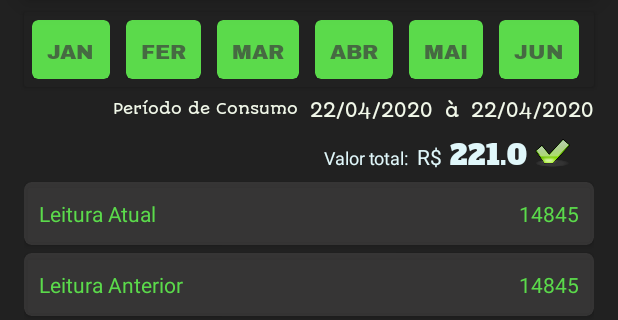
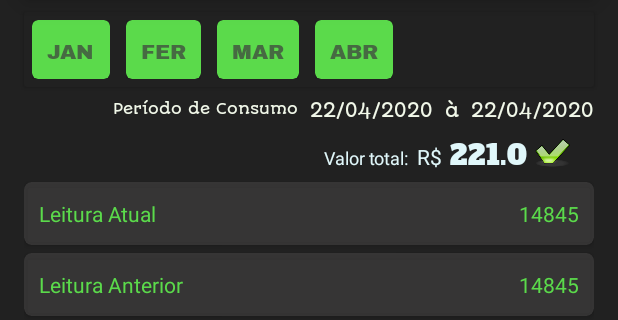
Before and after one commit to Kdiaseng/powerControl, an Android app: the screen it shows after launch (MainActivity), after a tap on "JAN", on a phone screen of 412 x 824 dp, the part 174-494 px from its top. Run offline under Robolectric (Android 15) with nearby library versions, the phone set to English and light mode, and no system bars; our stand-ins replace Room's generated code, navigation-ui; libraries missing offline, so code that uses them is left out: com.github.mikephil.charting; plain views replace BarChart, LineChart; Roboto replaces fonts that are not available here; 24 statements that could not run were skipped.

Commit message:
load data in month selected

```diff
--- a/app/src/main/java/com/aplicativo/powercontrol/HomeFragment.kt
+++ b/app/src/main/java/com/aplicativo/powercontrol/HomeFragment.kt
@@ -17,8 +17,10 @@ import androidx.recyclerview.widget.StaggeredGridLayoutManager
 import com.aplicativo.powercontrol.adapter.MonthAdapter
 import com.aplicativo.powercontrol.database.AppDataBase
 import com.aplicativo.powercontrol.domain.ElectricityBill
+import com.aplicativo.powercontrol.dto.ElectricityBillDto
 import com.aplicativo.powercontrol.dto.MesDto
 import com.aplicativo.powercontrol.dto.YearAndMonthNumberArgsDto
+import com.aplicativo.powercontrol.utils.DateFacilitator
 import com.github.mikephil.charting.charts.BarChart
 import com.github.mikephil.charting.charts.LineChart
 import com.github.mikephil.charting.data.*
@@ -36,11 +38,12 @@ class HomeFragment : Fragment(), MonthAdapter.OnMonthListener {
 
     var navController: NavController? = null
     private var electricityBill : ElectricityBill? = null
-
+    var listMonth = ArrayList<MesDto>()
+    private var listValues = ArrayList<ElectricityBillDto>()
+    private var mesDto  = MesDto(getNumberCurrentMonth(), "2020")
 
     companion object {
         val YEARS = listOf("2018", "2019", "2020")
-        val MONTH = listOf("JAN", "FER", "MAR", "ABR", "MAI", "JUN")
     }
 
     override fun onCreateView(
@@ -58,15 +61,12 @@ class HomeFragment : Fragment(), MonthAdapter.OnMonthListener {
 
     override fun onActivityCreated(savedInstanceState: Bundle?) {
         super.onActivityCreated(savedInstanceState)
-        val calendar = Calendar.getInstance()
-        val df1 = SimpleDateFormat("MM", Locale("pt", "BR"))
-        val month1 = df1.format(calendar.time)
-        showDataInScreen()
-
+        showDataInScreen(mesDto.number, 2020)
         val adapter =
             ArrayAdapter(requireContext(), android.R.layout.simple_dropdown_item_1line, YEARS)
         autoCompleteTextView_year.setAdapter(adapter)
 
+        loadLists()
 
         if ((activity as MainActivity).supportActionBar!!.isShowing) {
             (activity as MainActivity).supportActionBar!!.hide()
@@ -83,15 +83,15 @@ class HomeFragment : Fragment(), MonthAdapter.OnMonthListener {
         floatingActionButtonAddOrUpdate.setOnClickListener {
             if (isSave()){
                 val action = HomeFragmentDirections.actionHomeFragmentToRegisterCountPowerFragment()
-                action.yearAndMonthNumber = YearAndMonthNumberArgsDto(MesDto(4, "ABR"), 2020)
+                action.yearAndMonthNumber = YearAndMonthNumberArgsDto(mesDto, 2020)
                  Navigation.findNavController(it).navigate(action)
             }
         }
 
     }
 
-     private fun showDataInScreen() {
-       val obj =  AppDataBase(requireActivity()).electricityBillDao().getElectricityBillAllByMonthNumber(4,2020)
+     private fun showDataInScreen(monthNumber: Int, year: Int) {
+       val obj =  AppDataBase(requireActivity()).electricityBillDao().getElectricityBillAllByMonthNumber(monthNumber,year)
          if (obj != null){
              card_data_energy.textView_card_read_current.text = getString(R.string.kilowatt_hour, obj.currentReading)
              card_data_energy.textView_card_read_last.text = getString(R.string.kilowatt_hour,0)
@@ -107,33 +107,9 @@ class HomeFragment : Fragment(), MonthAdapter.OnMonthListener {
     }
 
     private fun plotLineChart(lineChart: LineChart?) {
-
         val entries = ArrayList<Entry>()
-        entries.add(Entry(8f, 0))
-        entries.add(Entry(2f, 1))
-        entries.add(Entry(5f, 2))
-        entries.add(Entry(20f, 3))
-        entries.add(Entry(15f, 4))
-        entries.add(Entry(19f, 5))
-        entries.add(Entry(20f, 6))
-        entries.add(Entry(55f, 7))
-        entries.add(Entry(54f, 8))
-        entries.add(Entry(32f, 9))
-        entries.add(Entry(24f, 10))
-
-        val labels = arrayListOf(
-            "JAN",
-            "FER",
-            "MAR",
-            "ABR",
-            "MAI",
-            "JUN",
-            "JUL",
-            "AGO",
-            "SET",
-            "OUT",
-            "DEZ"
-        )
+        val labels = listMonth.map { mesDto -> mesDto.name }
+        loadListEntry(listValues, entries )
 
         val lineDataSet = LineDataSet(entries, "LineChart")
         val lineData = LineData(labels, lineDataSet )
@@ -147,36 +123,18 @@ class HomeFragment : Fragment(), MonthAdapter.OnMonthListener {
         lineChart.animateX(5000)
     }
 
+    private fun loadLists(){
+        listMonth = DateFacilitator.getMonthsListToCurrentMonth(getNumberCurrentMonth())
+        val list =  AppDataBase(requireActivity()).electricityBillDao().getElectricityBillDtoAll(2020).toTypedArray()
+        listValues.addAll(list)
+       // labels = listMonth.map { mesDto -> mesDto.name } as ArrayList
+    }
 
     private fun plotBarChart(barChart: BarChart?) {
         val entries = ArrayList<BarEntry>()
-        entries.add(BarEntry(8f, 0))
-        entries.add(BarEntry(2f, 1))
-        entries.add(BarEntry(5f, 2))
-        entries.add(BarEntry(20f, 3))
-        entries.add(BarEntry(15f, 4))
-        entries.add(BarEntry(19f, 5))
-        entries.add(BarEntry(20f, 6))
-        entries.add(BarEntry(55f, 7))
-        entries.add(BarEntry(54f, 8))
-        entries.add(BarEntry(32f, 9))
-        entries.add(BarEntry(24f, 10))
-
+        loadListBarEntry(listValues, entries )
         val barDataSet = BarDataSet(entries, "Cells")
-
-        val labels = arrayListOf(
-            "JAN",
-            "FER",
-            "MAR",
-            "ABR",
-            "MAI",
-            "JUN",
-            "JUL",
-            "AGO",
-            "SET",
-            "OUT",
-            "DEZ"
-        )
+        val labels = listMonth.map { mesDto -> mesDto.name }
 
         val data = BarData(labels, barDataSet)
         barChart!!.data = data
@@ -190,14 +148,44 @@ class HomeFragment : Fragment(), MonthAdapter.OnMonthListener {
 
     }
 
+    private fun loadListBarEntry(listValues: List<ElectricityBillDto>, entries: ArrayList<BarEntry>) {
+       for ((index,value) in listMonth.withIndex()){
+           val find = listValues.find { it.monthNumber == value.number }
+           if (find != null){
+               entries.add(BarEntry(find.amount.toFloat(), index))
+           }else{
+               entries.add(BarEntry(0f, index))
+           }
+       }
+    }
+
+    private fun loadListEntry(listValues: List<ElectricityBillDto>, entries: ArrayList<Entry>) {
+        for ((index,value) in listMonth.withIndex()){
+            val find = listValues.find { it.monthNumber == value.number }
+            if (find != null){
+                entries.add(Entry(find.amount.toFloat(), index))
+            }else entries.add(Entry(0f, index))
+        }
+    }
+
+
     private fun loadMonthInRecyclerView(recycle: RecyclerView?) {
-        recycle!!.adapter = MonthAdapter(MONTH, this)
+        listMonth = DateFacilitator.getMonthsListToCurrentMonth(getNumberCurrentMonth())
+        recycle!!.adapter = MonthAdapter(listMonth, this)
         val layoutManger = StaggeredGridLayoutManager(1, StaggeredGridLayoutManager.HORIZONTAL)
         recycle.layoutManager = layoutManger
     }
 
-    override fun onClickMonth(month: String) {
-        Toast.makeText(requireContext(), month, Toast.LENGTH_SHORT).show()
+    override fun onClickMonth(month: MesDto) {
+        mesDto = month
+        showDataInScreen(mesDto.number, 2020)
+        Toast.makeText(requireContext(), month.name, Toast.LENGTH_SHORT).show()
+    }
+
+    private fun getNumberCurrentMonth(): Int{
+        val calendar = Calendar.getInstance()
+        val df1 = SimpleDateFormat("MM", Locale("pt", "BR"))
+        return df1.format(calendar.time).toInt()
     }
 
     private fun isSave() = electricityBill == null
--- a/app/src/main/java/com/aplicativo/powercontrol/RegisterCountPowerFragment.kt
+++ b/app/src/main/java/com/aplicativo/powercontrol/RegisterCountPowerFragment.kt
@@ -39,6 +39,7 @@ class RegisterCountPowerFragment : Fragment() {
         arguments?.let {
             yearAndMonthNumberArgsDto =
                 RegisterCountPowerFragmentArgs.fromBundle(it).yearAndMonthNumber
+            textView_month_selected.text = getString(R.string.register_month_label, yearAndMonthNumberArgsDto!!.mesDto.name)
         }
 
         buttonSaveOrUpdate.setOnClickListener {
--- a/app/src/main/java/com/aplicativo/powercontrol/adapter/MonthAdapter.kt
+++ b/app/src/main/java/com/aplicativo/powercontrol/adapter/MonthAdapter.kt
@@ -7,14 +7,15 @@ import android.view.ViewGroup
 import androidx.recyclerview.widget.RecyclerView
 import com.aplicativo.powercontrol.R
 import com.aplicativo.powercontrol.adapter.MonthAdapter.ViewHolder
+import com.aplicativo.powercontrol.dto.MesDto
 import kotlinx.android.synthetic.main.item_month.view.*
 
-class MonthAdapter(val months: List<String>, var itemClickListener: OnMonthListener) :
+class MonthAdapter(private val months: List<MesDto>, var itemClickListener: OnMonthListener) :
     RecyclerView.Adapter<ViewHolder>() {
 
     class ViewHolder(itemView: View) : RecyclerView.ViewHolder(itemView){
-        fun bindView(month: String, action: OnMonthListener){
-            itemView.textView_month.text = month
+        fun bindView(month: MesDto, action: OnMonthListener){
+            itemView.textView_month.text = month.name
             itemView.setOnClickListener {
                 action.onClickMonth(month)
             }
@@ -37,7 +38,7 @@ class MonthAdapter(val months: List<String>, var itemClickListener: OnMonthListe
         holder.bindView(moth, itemClickListener)
     }
     public interface OnMonthListener {
-        fun onClickMonth(month: String)
+        fun onClickMonth(month: MesDto)
     }
 
 }
--- a/app/src/main/java/com/aplicativo/powercontrol/utils/DateFacilitator.kt
+++ b/app/src/main/java/com/aplicativo/powercontrol/utils/DateFacilitator.kt
@@ -1,20 +1,35 @@
 package com.aplicativo.powercontrol.utils
+
+import com.aplicativo.powercontrol.dto.MesDto
 
 object DateFacilitator {
 
     private val MONTHS =
-        listOf("JAN", "FER", "MAR", "ABR", "MAI", "JUN", "JUL", "AGO", "SET", "OUT", "NOV", "DEZ")
+        listOf(
+            MesDto(1, "JAN"),
+            MesDto(2, "FER"),
+            MesDto(3, "MAR"),
+            MesDto(4, "ABR"),
+            MesDto(5, "MAI"),
+            MesDto(6, "JUN"),
+            MesDto(7, "JUL"),
+            MesDto(8, "AGO"),
+            MesDto(9, "SET"),
+            MesDto(10, "OUT"),
+            MesDto(11, "NOV"),
+            MesDto(12, "DEZ")
+        )
 
-    fun getMonthsListToCurrentMonth(month: Int): ArrayList<String> {
-        val listMonths = ArrayList<String>()
+    fun getMonthsListToCurrentMonth(month: Int): ArrayList<MesDto> {
+        val listMonths = ArrayList<MesDto>()
         val indexMonth = month - 1
-        for (index in 0..indexMonth){
+        for (index in 0..indexMonth) {
             listMonths.add(MONTHS[index])
         }
         return listMonths
     }
 
-    fun getMonthByNumber(month: Int): String{
+    fun getMonthByNumber(month: Int): MesDto {
         return MONTHS[month - 1]
     }
 
--- a/app/src/main/res/layout/fragment_register_count_power.xml
+++ b/app/src/main/res/layout/fragment_register_count_power.xml
@@ -31,7 +31,7 @@
         android:layout_marginEnd="20dp"
         android:fontFamily="@font/paytone_one"
         android:gravity="start"
-        android:text="@string/abril"
+        android:text="@string/register_month_label"
         android:textColor="@color/palette1BlackLight"
         android:textSize="28sp"
         app:layout_constraintEnd_toEndOf="parent"
--- a/app/src/main/res/values/strings.xml
+++ b/app/src/main/res/values/strings.xml
@@ -19,7 +19,7 @@
     <string name="consumption_period_value">22/04/2020</string>
     <string name="valor_total">Valor total:</string>
     <string name="preposition">à</string>
-    <string name="abril">Registro do mês de Abril</string>
+    <string name="register_month_label">Registro do mês de %s </string>
     <string name="cadastrar">save</string>
     <string name="date_init">Data inicial</string>
     <string name="date_end">Data final</string>
```
